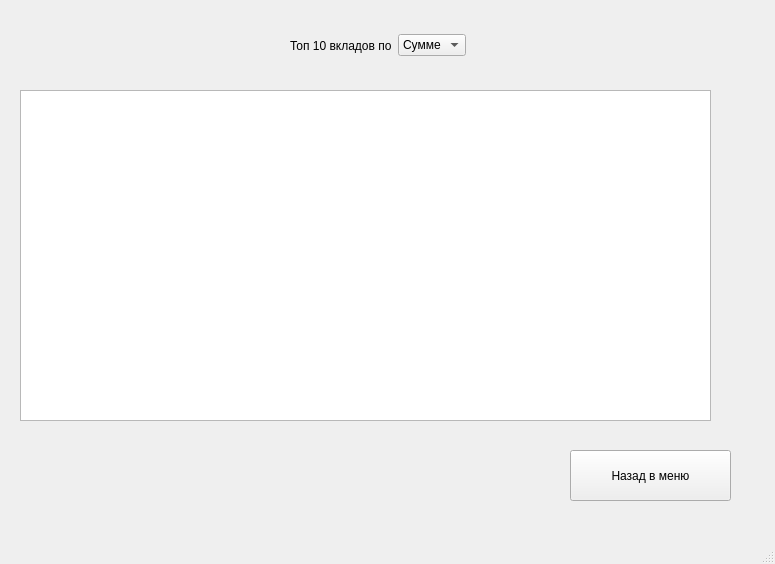
Qt form Ui/Диаграмма.ui (notprogamer3/PractiseProject) before a commit.
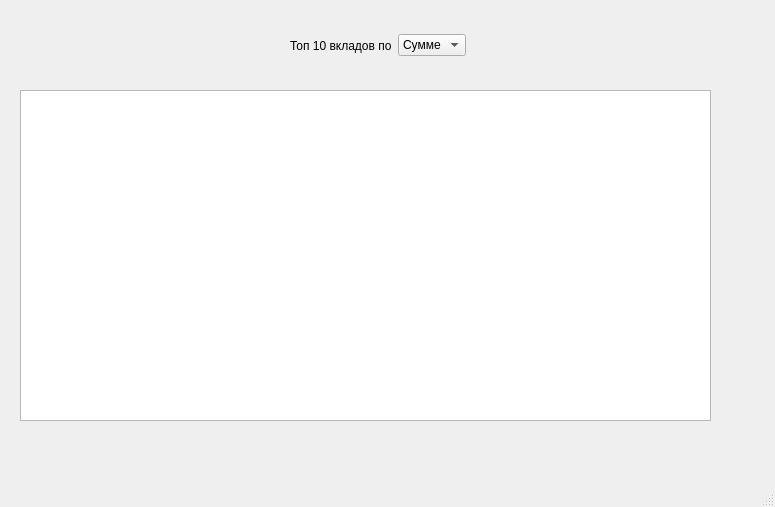
The same form after that commit.

```diff
--- a/Ui/Диаграмма.ui
+++ b/Ui/Диаграмма.ui
@@ -7,7 +7,7 @@
     <x>0</x>
     <y>0</y>
     <width>775</width>
-    <height>564</height>
+    <height>507</height>
    </rect>
   </property>
   <property name="windowTitle">
@@ -42,19 +42,6 @@
      <set>QGraphicsView::CacheModeFlag::CacheNone</set>
     </property>
    </widget>
-   <widget class="QPushButton" name="BackToMenu">
-    <property name="geometry">
-     <rect>
-      <x>570</x>
-      <y>450</y>
-      <width>161</width>
-      <height>51</height>
-     </rect>
-    </property>
-    <property name="text">
-     <string>Назад в меню</string>
-    </property>
-   </widget>
    <widget class="QWidget" name="horizontalLayoutWidget">
     <property name="geometry">
      <rect>
```
